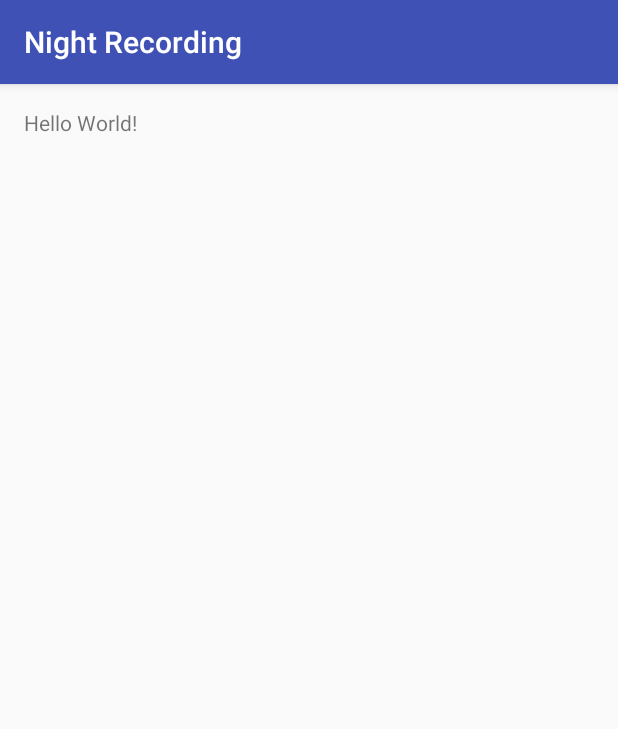
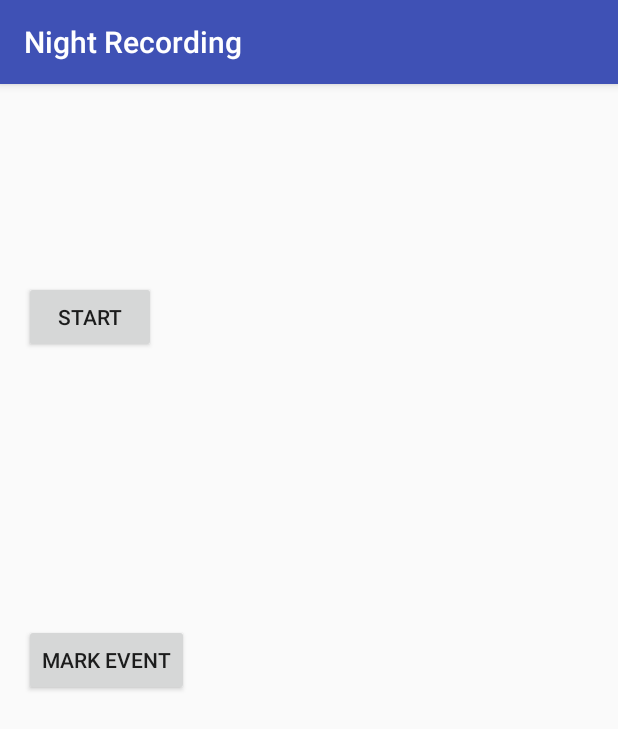
Before and after one commit to m1richey/NightRecording, an Android app: the screen it shows after launch (MainActivity), on a phone screen of 412 x 824 dp. Shown: the top 729 px of the screen. Run offline under Robolectric (Android 15) with nearby library versions, the phone set to English and light mode, and no system bars; 2 statements that could not run were skipped.

```diff
--- a/NightRecording/mobile/src/main/AndroidManifest.xml
+++ b/NightRecording/mobile/src/main/AndroidManifest.xml
@@ -3,6 +3,7 @@
     package="ricardotrindade.nightrecording">
 
     <uses-permission android:name="android.permission.WAKE_LOCK" />
+    <uses-permission android:name="android.permission.WRITE_EXTERNAL_STORAGE"/>
 
     <application
         android:allowBackup="true"
@@ -16,6 +17,10 @@
 
                 <category android:name="android.intent.category.LAUNCHER" />
             </intent-filter>
+
+            <intent-filter>
+                <action android:name="com.google.android.gms.wearable.BIND_LISTENER" />
+            </intent-filter>
         </activity>
     </application>
 
--- a/NightRecording/mobile/src/main/res/layout/activity_main.xml
+++ b/NightRecording/mobile/src/main/res/layout/activity_main.xml
@@ -9,8 +9,22 @@
     android:paddingTop="@dimen/activity_vertical_margin"
     tools:context="ricardotrindade.nightrecording.MainActivity">
 
-    <TextView
+    <Button
         android:layout_width="wrap_content"
         android:layout_height="wrap_content"
-        android:text="Hello World!" />
+        android:text="Start"
+        android:id="@+id/record_btn"
+        android:layout_alignParentTop="true"
+        android:layout_alignParentStart="true"
+        android:layout_marginTop="115dp"
+        android:onClick="Record" />
+
+    <Button
+        android:layout_width="wrap_content"
+        android:layout_height="wrap_content"
+        android:text="Mark Event"
+        android:id="@+id/event_btn"
+        android:layout_centerVertical="true"
+        android:layout_alignParentStart="true"
+        android:onClick="mark_event" />
 </RelativeLayout>
--- a/NightRecording/wear/src/main/AndroidManifest.xml
+++ b/NightRecording/wear/src/main/AndroidManifest.xml
@@ -28,6 +28,10 @@
 
                 <category android:name="android.intent.category.LAUNCHER" />
             </intent-filter>
+
+            <intent-filter>
+                <action android:name="com.google.android.gms.wearable.BIND_LISTENER" />
+            </intent-filter>
         </activity>
         <service android:name=".SensorService"
             android:largeHeap="true"
```
Also changed, not shown: NightRecording/mobile/src/main/java/ricardotrindade/nightrecording/MainActivity.java (+100 -2 lines), NightRecording/wear/src/main/java/ricardotrindade/nightrecording/MainActivity.java (+42 -12 lines).
